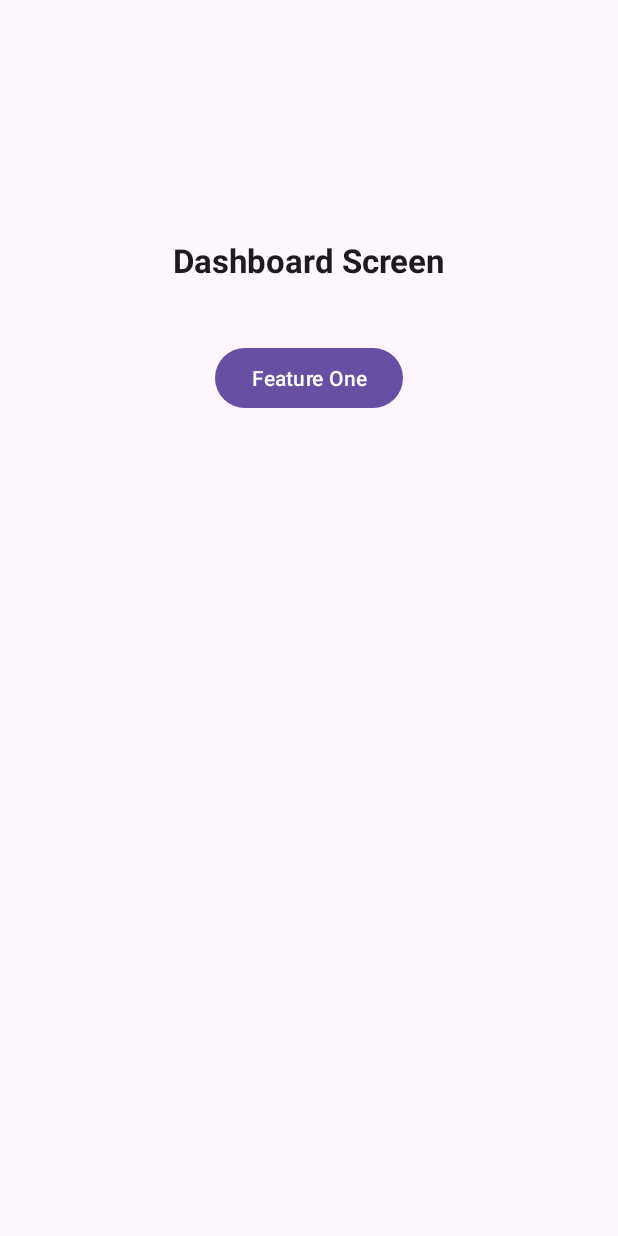
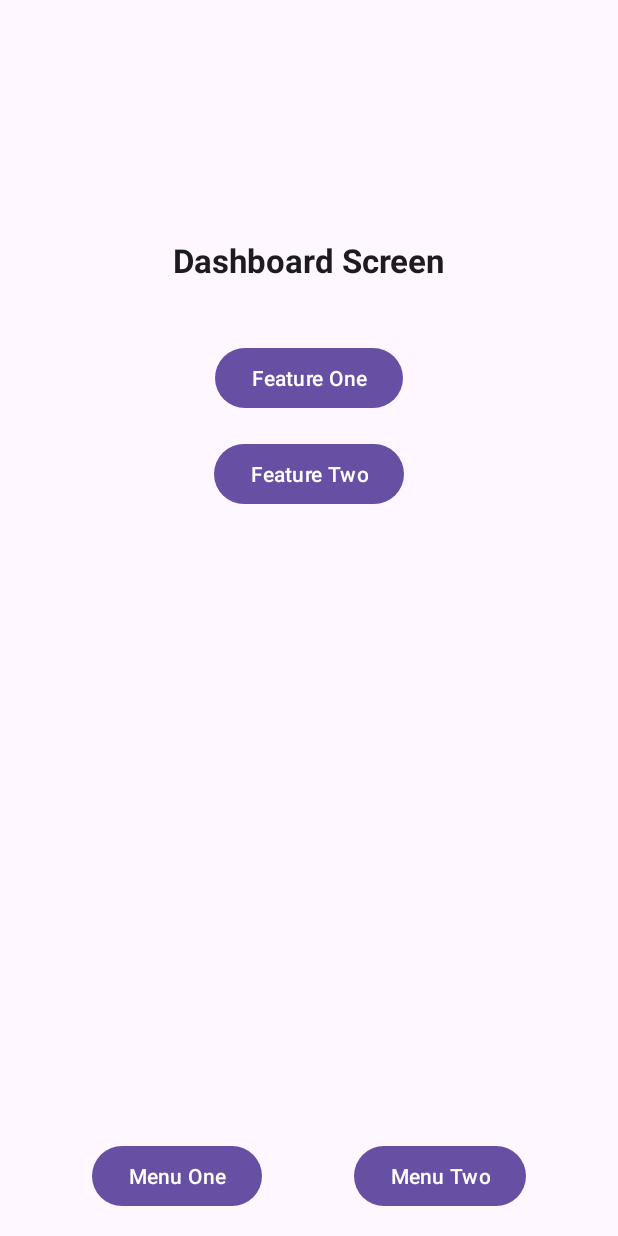
Before and after one commit to epegasus/NextGenSdk, an Android app: the DashboardFragment screen opened through its navigation route, on a phone screen of 412 x 824 dp. Run offline under Robolectric (Android 15) with nearby library versions, the phone set to English and light mode, and no system bars; 5 statements that could not run were skipped.

```diff
--- a/app/build.gradle.kts
+++ b/app/build.gradle.kts
@@ -28,6 +28,9 @@ android {
             resValue("string", "admob_inter_entrance_id", "ca-app-pub-3940256099942544/1033173712")
             resValue("string", "admob_inter_on_boarding_id", "ca-app-pub-3940256099942544/1033173712")
             resValue("string", "admob_inter_dashboard_id", "ca-app-pub-3940256099942544/1033173712")
+            resValue("string", "admob_inter_bottom_navigation_id", "ca-app-pub-3940256099942544/1033173712")
+            resValue("string", "admob_inter_back_press_id", "ca-app-pub-3940256099942544/1033173712")
+            resValue("string", "admob_inter_exit_id", "ca-app-pub-3940256099942544/1033173712")
 
             resValue("string", "admob_native_language_id", "ca-app-pub-3940256099942544/2247696110")
 
@@ -46,6 +49,9 @@ android {
             resValue("string", "admob_inter_entrance_id", "ca-app-pub-3940256099942544/1033173712")
             resValue("string", "admob_inter_on_boarding_id", "ca-app-pub-3940256099942544/1033173712")
             resValue("string", "admob_inter_dashboard_id", "ca-app-pub-3940256099942544/1033173712")
+            resValue("string", "admob_inter_bottom_navigation_id", "ca-app-pub-3940256099942544/1033173712")
+            resValue("string", "admob_inter_back_press_id", "ca-app-pub-3940256099942544/1033173712")
+            resValue("string", "admob_inter_exit_id", "ca-app-pub-3940256099942544/1033173712")
 
             resValue("string", "admob_native_language_id", "ca-app-pub-3940256099942544/2247696110")
 
--- a/app/src/main/java/dev/pegasus/nextgensdk/inter/InterstitialAdsConfig.kt
+++ b/app/src/main/java/dev/pegasus/nextgensdk/inter/InterstitialAdsConfig.kt
@@ -44,6 +44,27 @@ class InterstitialAdsConfig(
                 adUnitId = getResString(R.string.admob_inter_dashboard_id),
                 isRemoteEnable = sharedPreferencesDataSource.rcInterDashboard != 0,
                 bufferSize = 1,
+                reuseAd = true
+            )
+
+            InterAdKey.BOTTOM_NAVIGATION -> AdConfig(
+                adUnitId = getResString(R.string.admob_inter_bottom_navigation_id),
+                isRemoteEnable = sharedPreferencesDataSource.rcInterBottomNavigation != 0,
+                bufferSize = 1,
+                reuseAd = false
+            )
+
+            InterAdKey.BACK_PRESS -> AdConfig(
+                adUnitId = getResString(R.string.admob_inter_back_press_id),
+                isRemoteEnable = sharedPreferencesDataSource.rcInterBackpress != 0,
+                bufferSize = 1,
+                reuseAd = false
+            )
+
+            InterAdKey.EXIT -> AdConfig(
+                adUnitId = getResString(R.string.admob_inter_exit_id),
+                isRemoteEnable = sharedPreferencesDataSource.rcInterExit != 0,
+                bufferSize = null,
                 reuseAd = false
             )
         }
--- a/app/src/main/java/dev/pegasus/nextgensdk/inter/enums/InterAdKey.kt
+++ b/app/src/main/java/dev/pegasus/nextgensdk/inter/enums/InterAdKey.kt
@@ -4,4 +4,7 @@ enum class InterAdKey(val value: String) {
     ENTRANCE("entrance"),
     ON_BOARDING("onBoarding"),
     DASHBOARD("dashboard"),
+    BOTTOM_NAVIGATION("bottomNavigation"),
+    BACK_PRESS("backPress"),
+    EXIT("exit"),
 }
--- a/app/src/main/java/dev/pegasus/nextgensdk/ui/fragments/DashboardFragment.kt
+++ b/app/src/main/java/dev/pegasus/nextgensdk/ui/fragments/DashboardFragment.kt
@@ -1,5 +1,9 @@
 package dev.pegasus.nextgensdk.ui.fragments
 
+import androidx.activity.OnBackPressedCallback
+import androidx.appcompat.app.AppCompatActivity
+import androidx.navigation.fragment.findNavController
+import dev.pegasus.nextgensdk.R
 import dev.pegasus.nextgensdk.databinding.FragmentDashboardBinding
 import dev.pegasus.nextgensdk.inter.callbacks.InterstitialOnShowCallBack
 import dev.pegasus.nextgensdk.inter.enums.InterAdKey
@@ -10,25 +14,53 @@ class DashboardFragment : BaseFragment<FragmentDashboardBinding>(FragmentDashboa
     override fun onViewCreated() {
         loadAds()
 
-        binding.mbContinue.setOnClickListener { checkInterstitialAd() }
+        binding.mbFeatureOne.setOnClickListener { checkInterstitialAd(0) }
+        binding.mbFeatureTwo.setOnClickListener { checkInterstitialAd(1) }
+        binding.mbMenuOne.setOnClickListener { checkInterstitialBottomNavigationAd(0) }
+        binding.mbMenuTwo.setOnClickListener { checkInterstitialBottomNavigationAd(1) }
+    }
+
+    override fun onResume() {
+        super.onResume()
+        registerBackPress()
     }
 
     private fun loadAds() {
         loadInterstitialAd()
     }
 
-    private fun loadInterstitialAd() {
-        diComponent.interstitialAdsConfig.loadInterstitialAd(InterAdKey.DASHBOARD)
-    }
-
-    private fun checkInterstitialAd() {
-        diComponent.interstitialAdsConfig.showInterstitialAd(activity, InterAdKey.DASHBOARD, object : InterstitialOnShowCallBack {
-            override fun onAdFailedToShow() = navigateScreen()
-            override fun onAdImpressionDelayed() = navigateScreen()
+    private fun registerBackPress() {
+        (activity as? AppCompatActivity)?.onBackPressedDispatcher?.addCallback(viewLifecycleOwner, object : OnBackPressedCallback(true) {
+            override fun handleOnBackPressed() {
+                findNavController().navigate(R.id.action_dashboardFragment_to_exitFragment)
+            }
         })
     }
 
-    private fun navigateScreen() {
-        //findNavController().navigate(R.id.dashboardFragment)
+    private fun loadInterstitialAd() {
+        diComponent.interstitialAdsConfig.loadInterstitialAd(InterAdKey.DASHBOARD)
+        diComponent.interstitialAdsConfig.loadInterstitialAd(InterAdKey.BOTTOM_NAVIGATION)
+        diComponent.interstitialAdsConfig.loadInterstitialAd(InterAdKey.EXIT)
+    }
+
+    private fun checkInterstitialAd(caseType: Int) {
+        diComponent.interstitialAdsConfig.showInterstitialAd(activity, InterAdKey.DASHBOARD, object : InterstitialOnShowCallBack {
+            override fun onAdFailedToShow() = navigateScreen(caseType)
+            override fun onAdImpressionDelayed() = navigateScreen(caseType)
+        })
+    }
+
+    private fun checkInterstitialBottomNavigationAd(caseType: Int) {
+        diComponent.interstitialAdsConfig.showInterstitialAd(activity, InterAdKey.BOTTOM_NAVIGATION, object : InterstitialOnShowCallBack {
+            override fun onAdFailedToShow() {}
+            override fun onAdImpressionDelayed() {}
+        })
+    }
+
+    private fun navigateScreen(caseType: Int) {
+        when (caseType) {
+            0 -> findNavController().navigate(R.id.action_dashboardFragment_to_featureOneFragment)
+            1 -> findNavController().navigate(R.id.action_dashboardFragment_to_featureTwoFragment)
+        }
     }
 }
--- a/app/src/main/java/dev/pegasus/nextgensdk/utils/storage/SharedPreferencesDataSource.kt
+++ b/app/src/main/java/dev/pegasus/nextgensdk/utils/storage/SharedPreferencesDataSource.kt
@@ -32,6 +32,9 @@ class SharedPreferencesDataSource(private val sharedPreferences: SharedPreferenc
     val interEntrance = "interEntrance"
     val interOnBoarding = "interOnBoarding"
     val interDashboard = "interDashboard"
+    val interBottomNavigation = "interBottomNavigation"
+    val interBackPress = "interBackPress"
+    val interExit = "interExit"
 
     val nativeLanguage = "nativeLanguage"
     val nativeOnBoarding = "nativeOnBoarding"
@@ -75,6 +78,18 @@ class SharedPreferencesDataSource(private val sharedPreferences: SharedPreferenc
         get() = sharedPreferences.getInt(interDashboard, 1)
         set(value) = sharedPreferences.edit { putInt(interDashboard, value) }
 
+    var rcInterBottomNavigation: Int
+        get() = sharedPreferences.getInt(interBottomNavigation, 1)
+        set(value) = sharedPreferences.edit { putInt(interBottomNavigation, value) }
+
+    var rcInterBackpress: Int
+        get() = sharedPreferences.getInt(interBackPress, 1)
+        set(value) = sharedPreferences.edit { putInt(interBackPress, value) }
+
+    var rcInterExit: Int
+        get() = sharedPreferences.getInt(interExit, 1)
+        set(value) = sharedPreferences.edit { putInt(interExit, value) }
+
     /**
      *  ------------------- Native Ads -------------------
      */
--- /dev/null
+++ b/app/src/main/res/drawable/ic_svg_back.xml
@@ -0,0 +1,5 @@
+<vector xmlns:android="http://schemas.android.com/apk/res/android" android:autoMirrored="true" android:height="24dp" android:tint="#000000" android:viewportHeight="24" android:viewportWidth="24" android:width="24dp">
+
+    <path android:fillColor="@android:color/white" android:pathData="M20,11H7.83l5.59,-5.59L12,4l-8,8 8,8 1.41,-1.41L7.83,13H20v-2z"/>
+
+</vector>
--- a/app/src/main/res/layout/fragment_dashboard.xml
+++ b/app/src/main/res/layout/fragment_dashboard.xml
@@ -20,7 +20,7 @@
         app:layout_constraintVertical_bias="0.2" />
 
     <com.google.android.material.button.MaterialButton
-        android:id="@+id/mbContinue"
+        android:id="@+id/mbFeatureOne"
         android:layout_width="wrap_content"
         android:layout_height="wrap_content"
         android:layout_marginTop="40dp"
@@ -29,14 +29,45 @@
         app:layout_constraintStart_toStartOf="parent"
         app:layout_constraintTop_toBottomOf="@+id/mtvHeading" />
 
+    <com.google.android.material.button.MaterialButton
+        android:id="@+id/mbFeatureTwo"
+        android:layout_width="wrap_content"
+        android:layout_height="wrap_content"
+        android:layout_marginTop="16dp"
+        android:text="@string/feature_two"
+        app:layout_constraintEnd_toEndOf="parent"
+        app:layout_constraintStart_toStartOf="parent"
+        app:layout_constraintTop_toBottomOf="@+id/mbFeatureOne" />
+
     <FrameLayout
         android:id="@+id/flNative"
         android:layout_width="0dp"
         android:layout_height="wrap_content"
+        android:layout_marginBottom="24dp"
         android:background="#DCDCDC"
-        app:layout_constraintBottom_toBottomOf="parent"
+        app:layout_constraintBottom_toTopOf="@+id/mbMenuOne"
         app:layout_constraintEnd_toEndOf="parent"
         app:layout_constraintStart_toStartOf="parent"
         tools:layout_height="120dp" />
 
+    <com.google.android.material.button.MaterialButton
+        android:id="@+id/mbMenuOne"
+        android:layout_width="wrap_content"
+        android:layout_height="wrap_content"
+        android:layout_marginBottom="16dp"
+        android:text="@string/menu_one"
+        app:layout_constraintBottom_toBottomOf="parent"
+        app:layout_constraintEnd_toStartOf="@+id/mbMenuTwo"
+        app:layout_constraintStart_toStartOf="parent" />
+
+    <com.google.android.material.button.MaterialButton
+        android:id="@+id/mbMenuTwo"
+        android:layout_width="wrap_content"
+        android:layout_height="wrap_content"
+        android:layout_marginBottom="16dp"
+        android:text="@string/menu_two"
+        app:layout_constraintBottom_toBottomOf="parent"
+        app:layout_constraintEnd_toEndOf="parent"
+        app:layout_constraintStart_toEndOf="@+id/mbMenuOne" />
+
 </androidx.constraintlayout.widget.ConstraintLayout>
--- a/app/src/main/res/navigation/nav_graph.xml
+++ b/app/src/main/res/navigation/nav_graph.xml
@@ -50,6 +50,31 @@
         android:id="@+id/dashboardFragment"
         android:name="dev.pegasus.nextgensdk.ui.fragments.DashboardFragment"
         android:label="fragment_home"
-        tools:layout="@layout/fragment_dashboard" />
+        tools:layout="@layout/fragment_dashboard" >
+        <action
+            android:id="@+id/action_dashboardFragment_to_exitFragment"
+            app:destination="@id/exitFragment" />
+        <action
+            android:id="@+id/action_dashboardFragment_to_featureOneFragment"
+            app:destination="@id/featureOneFragment" />
+        <action
+            android:id="@+id/action_dashboardFragment_to_featureTwoFragment"
+            app:destination="@id/featureTwoFragment" />
+    </fragment>
+    <fragment
+        android:id="@+id/exitFragment"
+        android:name="dev.pegasus.nextgensdk.ui.fragments.ExitFragment"
+        android:label="fragment_exit"
+        tools:layout="@layout/fragment_exit" />
+    <fragment
+        android:id="@+id/featureOneFragment"
+        android:name="dev.pegasus.nextgensdk.FeatureOneFragment"
+        android:label="fragment_feature_one"
+        tools:layout="@layout/fragment_feature_one" />
+    <fragment
+        android:id="@+id/featureTwoFragment"
+        android:name="dev.pegasus.nextgensdk.FeatureTwoFragment"
+        android:label="fragment_feature_two"
+        tools:layout="@layout/fragment_feature_two" />
 
 </navigation>
--- a/app/src/main/res/values/strings.xml
+++ b/app/src/main/res/values/strings.xml
@@ -6,7 +6,12 @@
     <string name="onboarding_screen">OnBoarding Screen</string>
     <string name="dashboard_screen">Dashboard Screen</string>
     <string name="feature_one_screen">Feature One Screen</string>
+    <string name="feature_two_screen">Feature Two Screen</string>
+    <string name="exit_screen">Exit Screen</string>
 
     <string name="_continue">Continue</string>
     <string name="feature_one">Feature One</string>
+    <string name="feature_two">Feature Two</string>
+    <string name="menu_one">Menu One</string>
+    <string name="menu_two">Menu Two</string>
 </resources>
```
Also changed, not shown: app/src/main/java/dev/pegasus/nextgensdk/FeatureOneFragment.kt (added, +31 -0 lines), app/src/main/java/dev/pegasus/nextgensdk/FeatureTwoFragment.kt (added, +31 -0 lines), app/src/main/java/dev/pegasus/nextgensdk/ui/fragments/ExitFragment.kt (added, +11 -0 lines), app/src/main/res/layout/fragment_exit.xml (added, +22 -0 lines), app/src/main/res/layout/fragment_feature_one.xml (added, +32 -0 lines), app/src/main/res/layout/fragment_feature_two.xml (added, +32 -0 lines).
